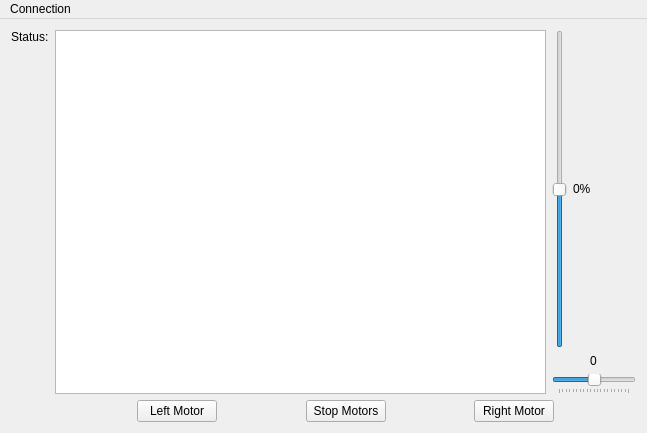
Above: mainwindow.ui from mickmikea/Robot before the change. Below: the same form after it.
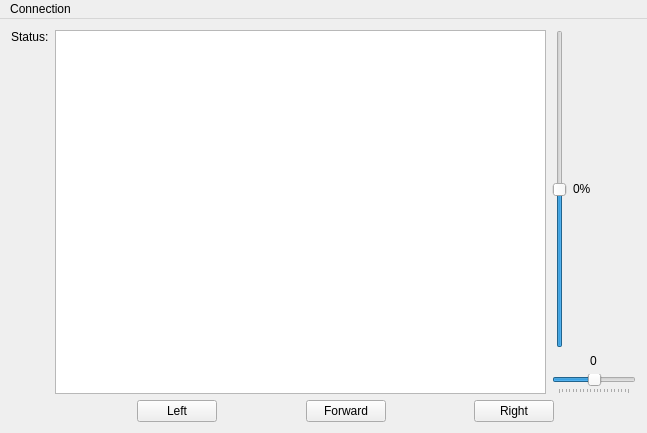
That is the form after the change.

Patch:
```diff
--- a/mainwindow.ui
+++ b/mainwindow.ui
@@ -102,7 +102,7 @@
       <item row="0" column="3">
        <widget class="QPushButton" name="stopMotorsControl">
         <property name="text">
-         <string>Stop Motors</string>
+         <string>Forward</string>
         </property>
        </widget>
       </item>
@@ -122,14 +122,14 @@
       <item row="0" column="5">
        <widget class="QPushButton" name="RightMotorControl">
         <property name="text">
-         <string>Right Motor</string>
+         <string>Right</string>
         </property>
        </widget>
       </item>
       <item row="0" column="1">
        <widget class="QPushButton" name="LeftMotorControl">
         <property name="text">
-         <string>Left Motor</string>
+         <string>Left</string>
         </property>
        </widget>
       </item>
```
Left out of the diff: 2 changed lines with no effect on the pictures.
